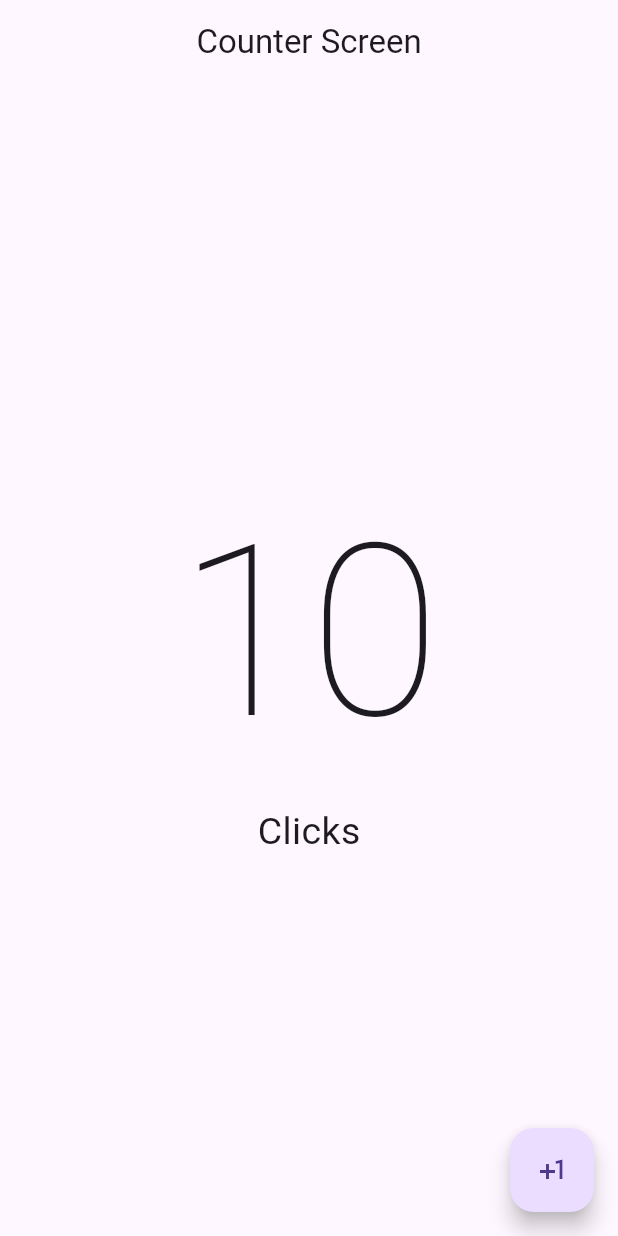
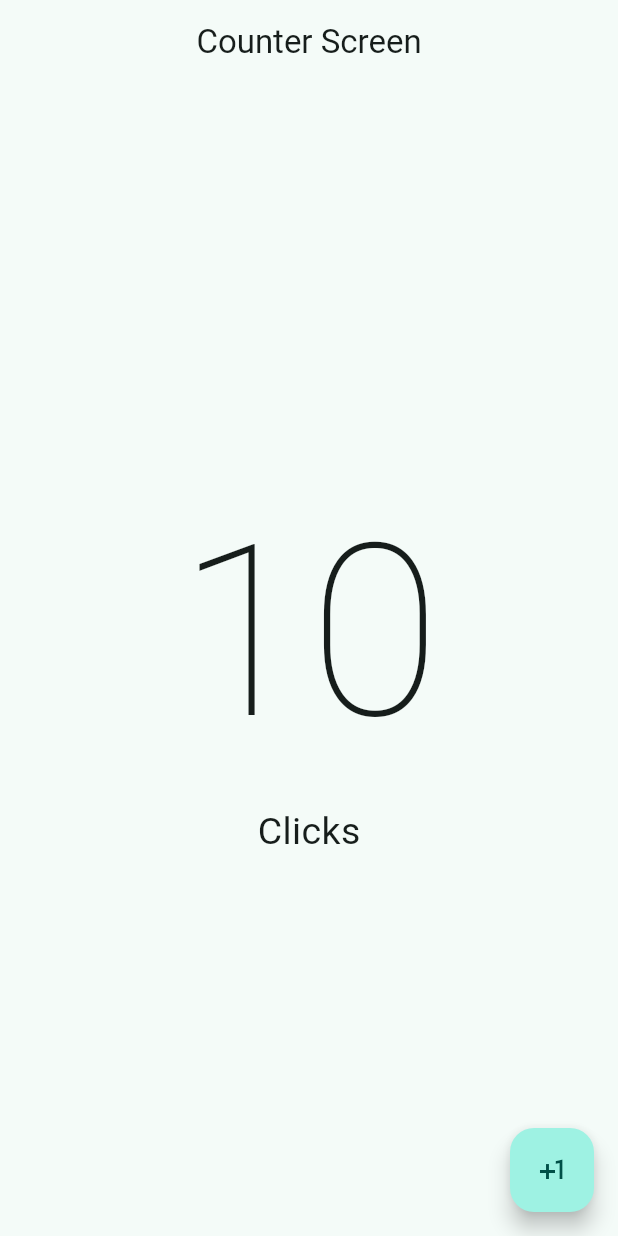
Before and after one commit to oakgarelik/Counter_Mobile_App, a Flutter app: the screen it shows after launch, on a phone screen of 412 x 824 dp. Run offline on Flutter 3.47's test engine with Material 3 defaults, Android fonts, the phone set to English and light mode, and no system bars.

Commit message:
Changed ColorScheme

```diff
--- a/lib/main.dart
+++ b/lib/main.dart
@@ -14,6 +14,7 @@ class MyApp extends StatelessWidget {
       debugShowCheckedModeBanner: false,
       theme: ThemeData(
         useMaterial3: true,
+        colorSchemeSeed: Colors.teal[600]
       ),
       home: CounterScreen()
     );
```
